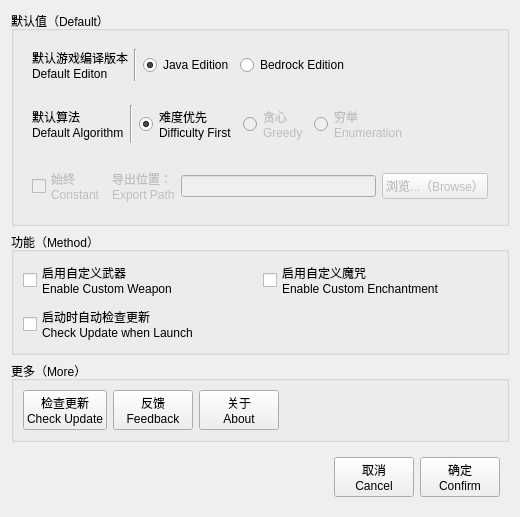
Above: settings.ui from Dinosaur-MC/BestEnchSeq before the change. Below: the same form after it.
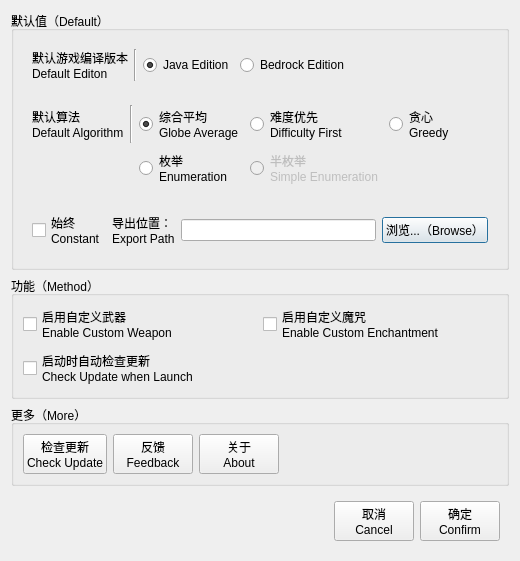
That is the form after the change.

What changed in the file:
```diff
--- a/settings.ui
+++ b/settings.ui
@@ -7,7 +7,7 @@
     <x>0</x>
     <y>0</y>
     <width>520</width>
-    <height>505</height>
+    <height>537</height>
    </rect>
   </property>
   <property name="windowTitle">
@@ -75,8 +75,30 @@
         </item>
         <item>
          <widget class="QWidget" name="widget_3" native="true">
-          <layout class="QHBoxLayout" name="horizontalLayout_2">
-           <item>
+          <layout class="QGridLayout" name="gridLayout">
+           <item row="0" column="3">
+            <widget class="QRadioButton" name="radAlg_DF">
+             <property name="text">
+              <string>难度优先
+Difficulty First</string>
+             </property>
+             <property name="checked">
+              <bool>false</bool>
+             </property>
+            </widget>
+           </item>
+           <item row="0" column="2">
+            <widget class="QRadioButton" name="radAlg_GA">
+             <property name="text">
+              <string>综合平均
+Globe Average</string>
+             </property>
+             <property name="checked">
+              <bool>true</bool>
+             </property>
+            </widget>
+           </item>
+           <item row="0" column="0">
             <widget class="QLabel" name="label_2">
              <property name="text">
               <string>默认算法
@@ -84,28 +106,10 @@
              </property>
             </widget>
            </item>
-           <item>
-            <widget class="Line" name="line">
-             <property name="orientation">
-              <enum>Qt::Vertical</enum>
-             </property>
-            </widget>
-           </item>
-           <item>
-            <widget class="QRadioButton" name="radAlgDF">
-             <property name="text">
-              <string>难度优先
-Difficulty First</string>
-             </property>
-             <property name="checked">
-              <bool>true</bool>
-             </property>
-            </widget>
-           </item>
-           <item>
-            <widget class="QRadioButton" name="radAlgGr">
+           <item row="0" column="5">
+            <widget class="QRadioButton" name="radAlg_G">
              <property name="enabled">
-              <bool>false</bool>
+              <bool>true</bool>
              </property>
              <property name="text">
               <string>贪心
@@ -113,18 +117,14 @@
              </property>
             </widget>
            </item>
-           <item>
-            <widget class="QRadioButton" name="radAlgEn">
-             <property name="enabled">
-              <bool>false</bool>
-             </property>
-             <property name="text">
-              <string>穷举
-Enumeration</string>
+           <item row="0" column="1">
+            <widget class="Line" name="line">
+             <property name="orientation">
+              <enum>Qt::Vertical</enum>
              </property>
             </widget>
            </item>
-           <item>
+           <item row="0" column="7">
             <spacer name="horizontalSpacer_2">
              <property name="orientation">
               <enum>Qt::Horizontal</enum>
@@ -137,13 +137,35 @@
              </property>
             </spacer>
            </item>
+           <item row="1" column="2">
+            <widget class="QRadioButton" name="radAlg_E">
+             <property name="enabled">
+              <bool>true</bool>
+             </property>
+             <property name="text">
+              <string>枚举
+Enumeration</string>
+             </property>
+            </widget>
+           </item>
+           <item row="1" column="3">
+            <widget class="QRadioButton" name="radAlg_SE">
+             <property name="enabled">
+              <bool>false</bool>
+             </property>
+             <property name="text">
+              <string>半枚举
+Simple Enumeration</string>
+             </property>
+            </widget>
+           </item>
           </layout>
          </widget>
         </item>
         <item>
          <widget class="QWidget" name="widget_5" native="true">
           <property name="enabled">
-           <bool>false</bool>
+           <bool>true</bool>
           </property>
           <layout class="QHBoxLayout" name="horizontalLayout_7">
            <item>
```
